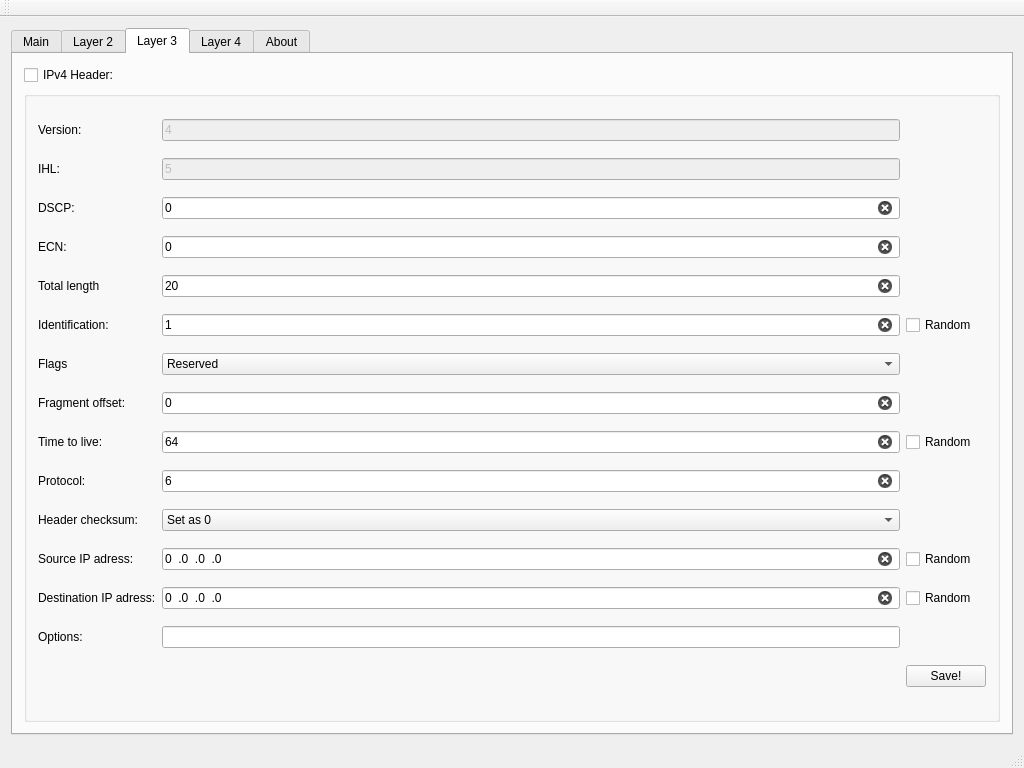
This is qt/packet-generator/mainwindow.ui in emiliancyc/packet-generator as Qt 5 draws it before an edit. The edited form follows.
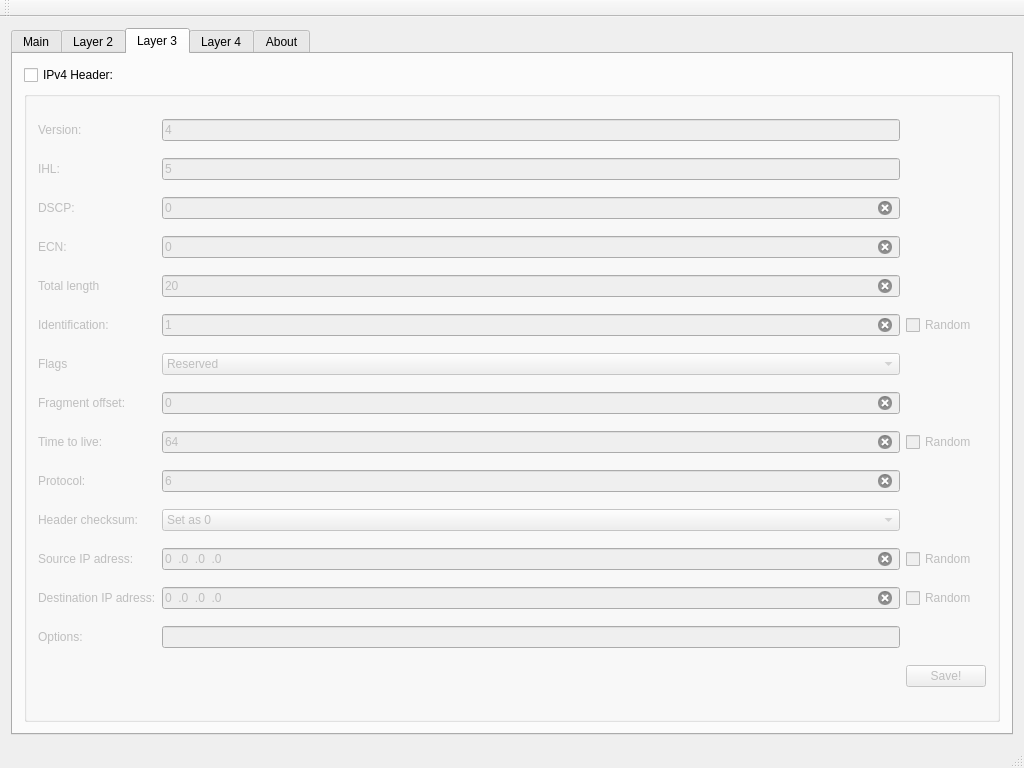
This is the edited form. The open tabs and pages were chosen to show the change.

Commit message: Create IP header checkbox disables and enables groupbox with fields

```diff
--- a/qt/packet-generator/mainwindow.ui
+++ b/qt/packet-generator/mainwindow.ui
@@ -556,6 +556,9 @@
         </item>
         <item>
          <widget class="QGroupBox" name="groupBox_layer3">
+          <property name="enabled">
+           <bool>false</bool>
+          </property>
           <property name="sizePolicy">
            <sizepolicy hsizetype="Preferred" vsizetype="Expanding">
             <horstretch>0</horstretch>
@@ -989,7 +992,7 @@
            <item row="4" column="1">
             <widget class="QLineEdit" name="lineEdit_ip_ecn">
              <property name="enabled">
-              <bool>true</bool>
+              <bool>false</bool>
              </property>
              <property name="toolTip">
               <string>&lt;html&gt;&lt;head/&gt;&lt;body&gt;&lt;p&gt;This field is defined in RFC
```
Left out of the diff: 24 changed lines with no effect on the pictures. The commit also changes 3 other files.
